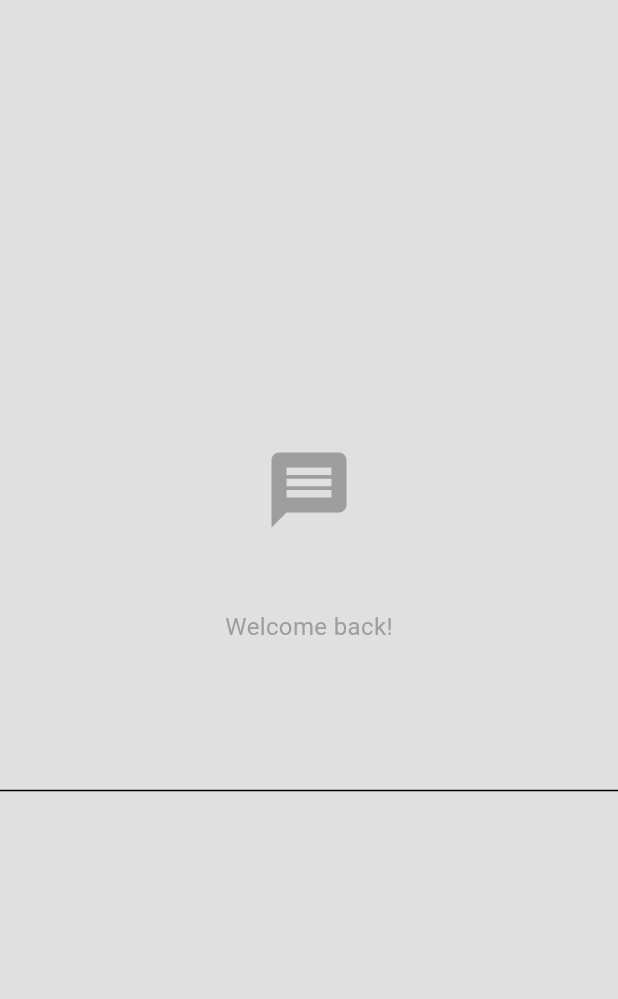
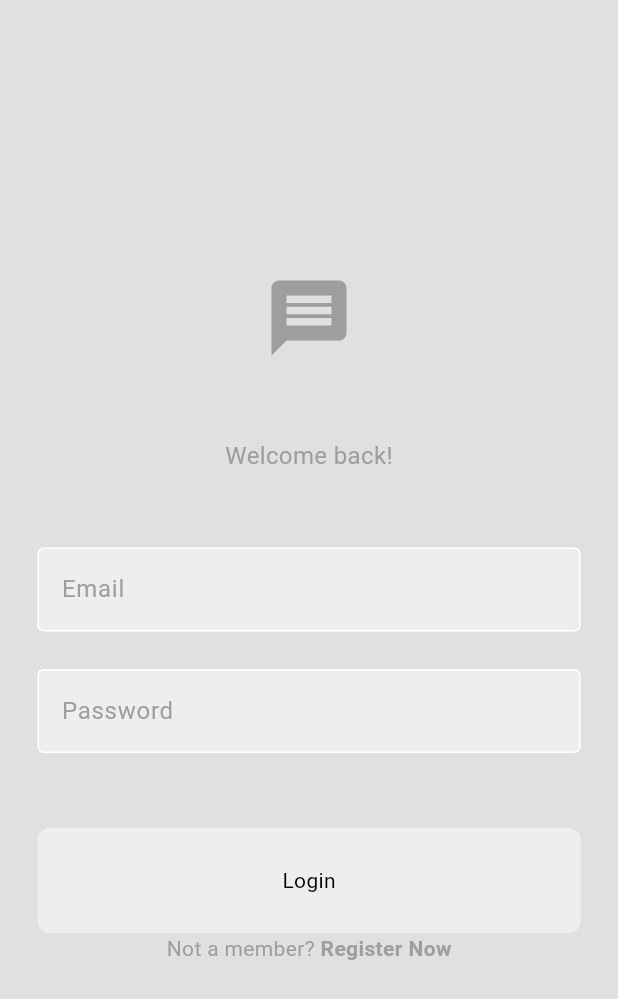
Before and after one commit to saifullahhaaris/chatapp-flutter, a Flutter app: the screen it shows after launch, on a phone screen of 412 x 824 dp. Shown: the top 999 px of the screen. Run offline on Flutter 3.47's test engine with Material 3 defaults, Android fonts, the phone set to English and light mode, and no system bars.

Commit message:
update login

```diff
--- a/lib/components/buttons.dart
+++ b/lib/components/buttons.dart
@@ -1,10 +1,30 @@
 import 'package:flutter/material.dart';
 
-class MyButtons extends StatelessWidget {
-  const MyButtons({super.key});
+class MyButton extends StatelessWidget {
+  final void Function()? onTap;
+  final String text;
+
+  const MyButton({
+    super.key,
+    required this.text,
+    required this.onTap,
+  });
 
   @override
   Widget build(BuildContext context) {
-    return const Placeholder();
+    return GestureDetector(
+      onTap: onTap,
+      child: Container(
+        decoration: BoxDecoration(
+          color: Theme.of(context).colorScheme.secondary,
+          borderRadius: BorderRadius.circular(8),
+        ),
+        padding: const EdgeInsets.all(25),
+        margin: const EdgeInsets.symmetric(horizontal: 25),
+        child: Center(
+          child: Text(text),
+        ),
+      ),
+    );
   }
 }
--- a/lib/components/textfield.dart
+++ b/lib/components/textfield.dart
@@ -1,11 +1,24 @@
 import 'package:flutter/material.dart';
 
 class MyTextField extends StatelessWidget {
-  const MyTextField({super.key});
+  final String hintText;
+  final bool obsecureText;
+  final TextEditingController controller;
+
+  const MyTextField({
+    super.key,
+    required this.hintText,
+    required this.obsecureText,
+    required this.controller,
+  });
 
   @override
   Widget build(BuildContext context) {
-    return TextField(
+    return Padding(
+      padding: const EdgeInsets.symmetric(horizontal: 25.0),
+        child: TextField(
+          obscureText: obsecureText,
+          controller: controller,
           decoration: InputDecoration(
             enabledBorder: OutlineInputBorder(
               borderSide: BorderSide(color: Theme.of(context).colorScheme.tertiary),
@@ -13,6 +26,11 @@ class MyTextField extends StatelessWidget {
             focusedBorder: OutlineInputBorder(
               borderSide: BorderSide(color: Theme.of(context).colorScheme.primary),
             ),
+            fillColor: Theme.of(context).colorScheme.secondary,
+            filled: true,
+            hintText: hintText,
+            hintStyle: TextStyle(color: Theme.of(context).colorScheme.primary),
+          ),
         ),
     );
   }
--- a/lib/main.dart
+++ b/lib/main.dart
@@ -13,7 +13,7 @@ class MyApp extends StatelessWidget{
   Widget build(BuildContext context) {
     return MaterialApp(
       debugShowCheckedModeBanner: false,
-      home: const LoginPage(),
+      home: LoginPage(),
       theme: lightMode,
     );
   }
--- a/lib/pages/login_page.dart
+++ b/lib/pages/login_page.dart
@@ -1,7 +1,17 @@
+import 'package:chat_app/components/buttons.dart';
+import 'package:chat_app/components/textfield.dart';
 import 'package:flutter/material.dart';
 
 class LoginPage extends StatelessWidget {
-  const LoginPage({super.key});
+
+  final TextEditingController _emailController = TextEditingController();
+  final TextEditingController _pwController = TextEditingController();
+
+  LoginPage({super.key});
+
+  void login(){
+
+  }
 
   @override
   Widget build(BuildContext context) {
@@ -32,10 +42,45 @@ class LoginPage extends StatelessWidget {
             SizedBox(height: 50,),
 
             // email textfield
-            TextField(),
+            MyTextField(
+              hintText: "Email",
+              obsecureText: false,
+              controller: _emailController,
+            ),
+
+            SizedBox(height: 25,),
+
+            // email textfield
+            MyTextField(
+              hintText: "Password",
+              obsecureText: true,
+              controller: _pwController,
+            ),
+
+            SizedBox(height: 50,),
+
             // login button
+            MyButton(
+              text: "Login",
+              onTap: login,
+            ),
 
             // register now
+            Row(
+              mainAxisAlignment: MainAxisAlignment.center,
+              children: [
+                Text(
+                    "Not a member? ",
+                  style: TextStyle(color: Theme.of(context).colorScheme.primary),
+                ),
+                Text(
+                  "Register Now",
+                  style: TextStyle(
+                    fontWeight: FontWeight.bold,
+                    color: Theme.of(context).colorScheme.primary),
+                ),
+              ],
+            )
           ],
         ),
       )
```
Lines whose indentation alone changed are shown as unchanged.
